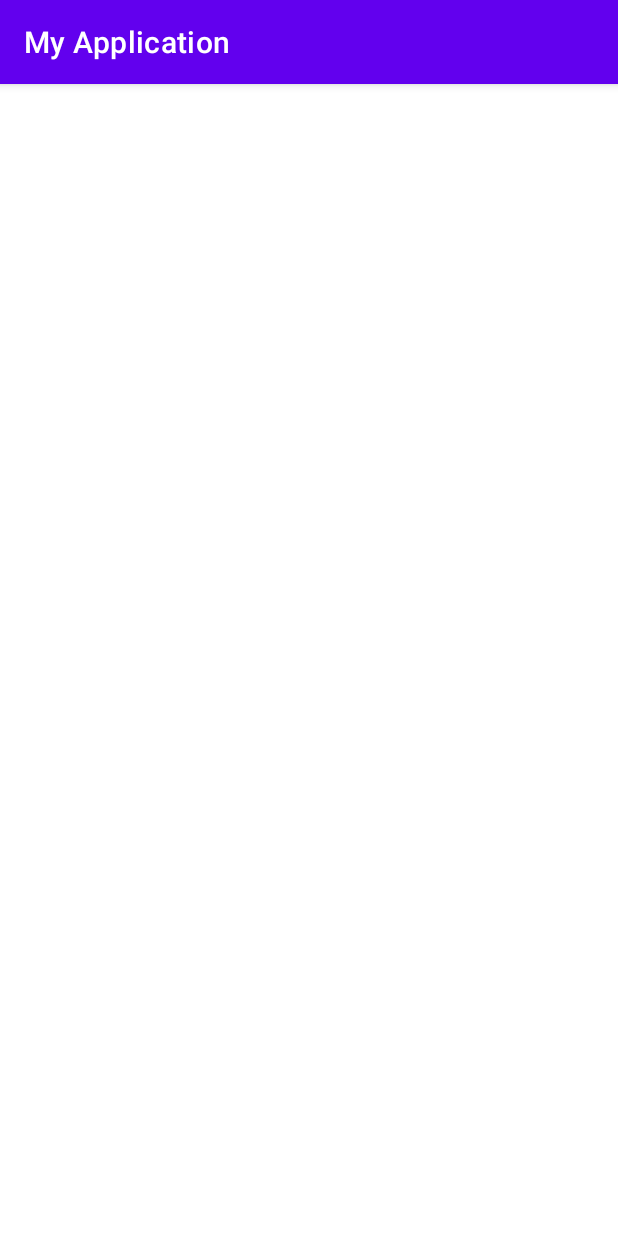
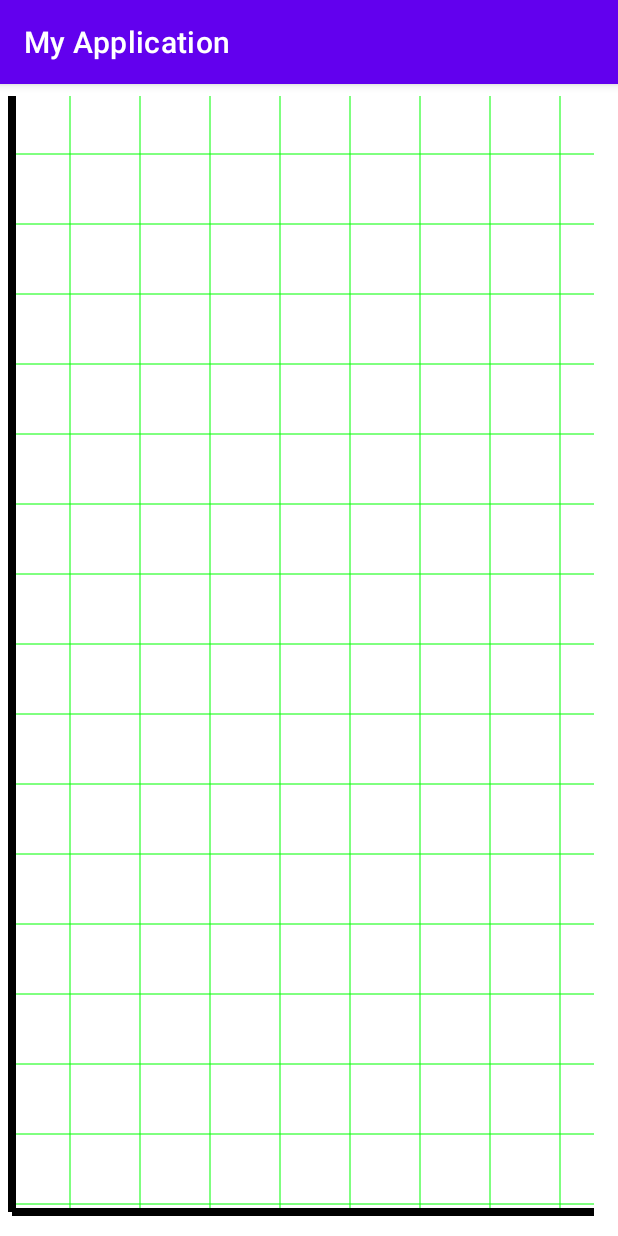
Before and after one commit to blaZ3/android-simple-graph, an Android app: the screen it shows after launch (MainActivity), on a phone screen of 412 x 824 dp. Run offline under Robolectric (Android 15) with nearby library versions, the phone set to English and light mode, and no system bars; 3 statements that could not run were skipped.

Commit message:
Added backgound grid and graph borders

```diff
--- a/graph-library/src/main/java/me/tellvivk/simplegraph/Graph.kt
+++ b/graph-library/src/main/java/me/tellvivk/simplegraph/Graph.kt
@@ -30,14 +30,22 @@ val defaultGraphTheme = object : GraphTheme {
     }
 
     override fun getBackgroundPaint(): Paint {
-        return Paint()
+        return Paint().apply { color = getBackgroundColor() }
     }
+
+    override val color: Int
+        get() = Color.BLACK
 
     override fun getTextColor(): Int {
         return Color.BLACK
     }
 
     override fun getGridPaint(): Paint {
-        return Paint()
+        return Paint().apply {
+            color = Color.GREEN
+        }
     }
+
+    override val gridGap: Float
+        get() = 70f
 }
--- a/graph-library/src/main/java/me/tellvivk/simplegraph/GraphAdapter.kt
+++ b/graph-library/src/main/java/me/tellvivk/simplegraph/GraphAdapter.kt
@@ -6,8 +6,10 @@ import android.graphics.Paint
 interface GraphTheme {
     fun getBackgroundColor(): Int
     fun getBackgroundPaint(): Paint
+    val color: Int
     fun getTextColor(): Int
     fun getGridPaint(): Paint
+    val gridGap: Float
 }
 
 abstract class GraphAdapter<T> {
--- a/graph-library/src/main/java/me/tellvivk/simplegraph/LineGraph.kt
+++ b/graph-library/src/main/java/me/tellvivk/simplegraph/LineGraph.kt
@@ -3,7 +3,11 @@ package me.tellvivk.simplegraph
 import android.annotation.SuppressLint
 import android.content.Context
 import android.graphics.Canvas
-import android.widget.FrameLayout
+import android.graphics.Paint
+import android.util.TypedValue.COMPLEX_UNIT_DIP
+import android.util.TypedValue.applyDimension
+import android.view.View
+
 
 @SuppressLint("ViewConstructor")
 class LineGraph<T>(
@@ -11,13 +15,55 @@ class LineGraph<T>(
     private val adapter: GraphAdapter<T>,
     private val showLegend: Boolean = true,
     private val showGrid: Boolean = false
-) : ILineGraph, FrameLayout(context) {
+) : ILineGraph, View(context) {
+
+    private var margin = applyDimension(COMPLEX_UNIT_DIP, 8f, resources.displayMetrics)
 
     override fun refresh(canvas: Canvas?) {
         canvas?.let {
 
-            it.drawLine(0f, 10f, width.toFloat(), 10f, adapter.getTheme().getGridPaint())
+            val heightF = height.toFloat() - (margin * 2)
+            val widthF = width.toFloat() - (margin * 2)
 
+            val topX = 0f + margin
+            val topY = 0f + margin
+
+            it.drawColor(adapter.getTheme().getBackgroundColor())
+            it.drawPaint(adapter.getTheme().getBackgroundPaint())
+
+            if (showGrid) {
+                val gridPaint = adapter.getTheme().getGridPaint()
+                for (i in 1..height) {
+                    it.drawLine(
+                        topX,
+                        i * adapter.getTheme().gridGap,
+                        widthF,
+                        i * adapter.getTheme().gridGap,
+                        gridPaint
+                    )
+                }
+                for (i in 1..width) {
+                    it.drawLine(
+                        i * adapter.getTheme().gridGap,
+                        topY,
+                        i * adapter.getTheme().gridGap,
+                        heightF,
+                        gridPaint
+                    )
+                }
+            }
+
+
+            val borderPaint = Paint().apply {
+                color = adapter.getTheme().color
+                style = Paint.Style.STROKE
+                strokeWidth = 8f
+                isAntiAlias = true
+            }
+            it.drawLine(topX, heightF, widthF, heightF, borderPaint)
+            it.drawLine(topX, topX, topX, heightF, borderPaint)
+
+            plot(it)
         }
 
     }
@@ -35,4 +81,11 @@ class LineGraph<T>(
         super.onDetachedFromWindow()
         release()
     }
+
+    private fun plot(canvas: Canvas) {
+        val data = adapter.getData()
+        for(value in data){
+
+        }
+    }
 }
```
